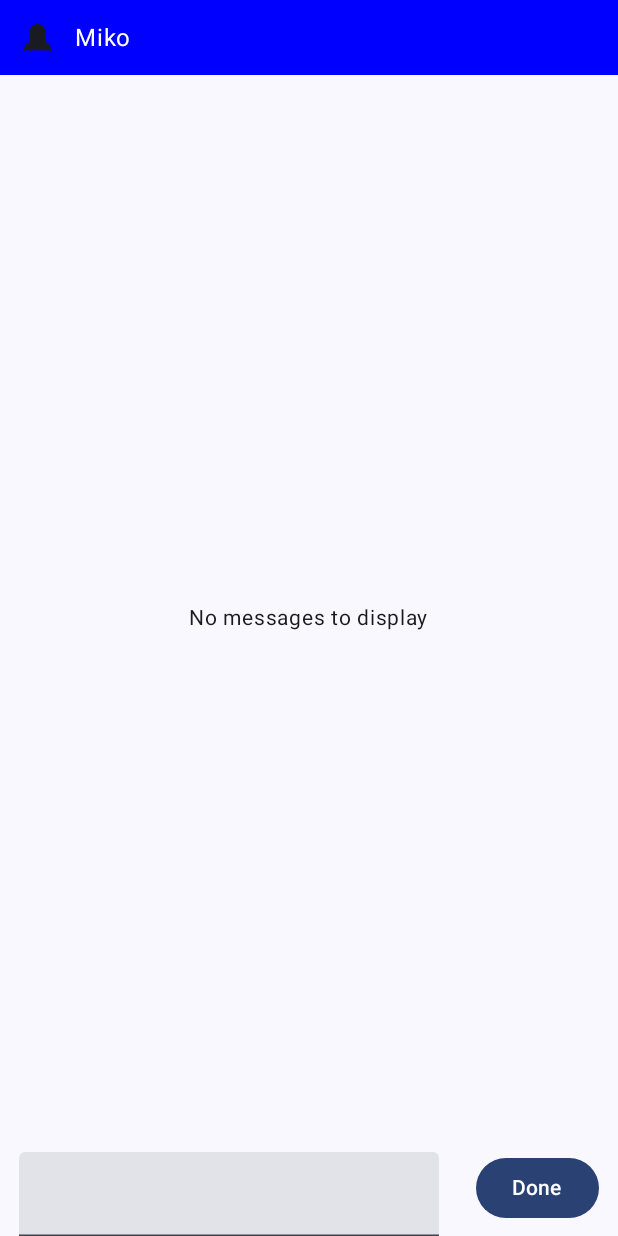
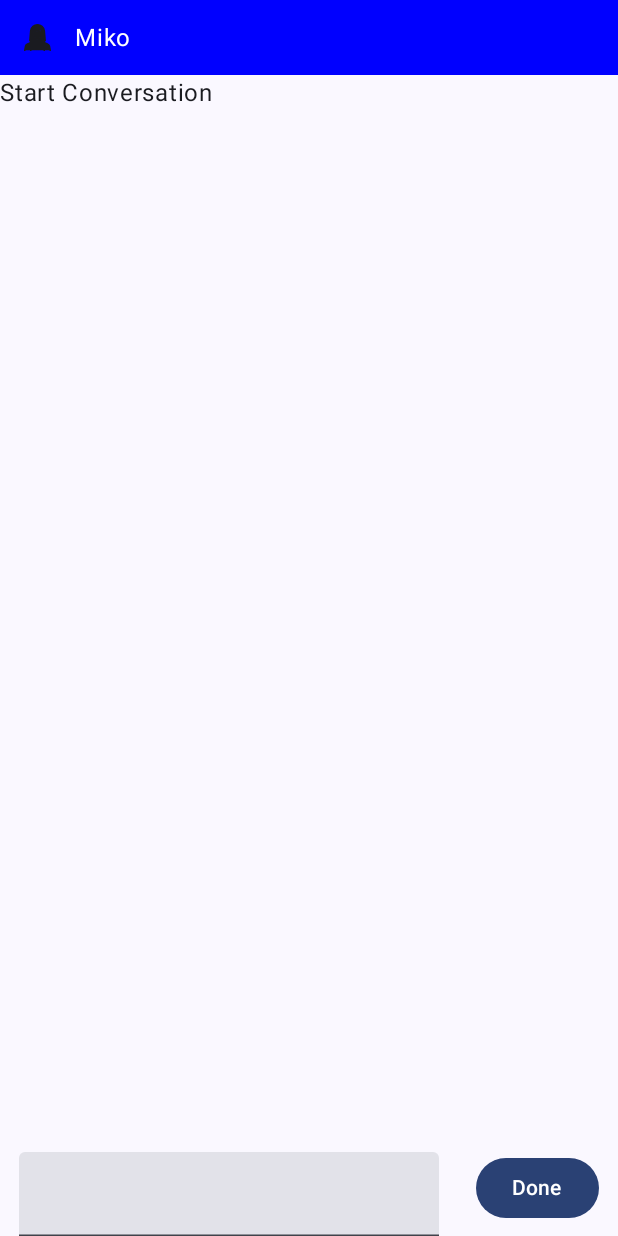
Before and after one commit to joselopez1005/Miko, an Android app built with Jetpack Compose: the screen it shows after launch (MainActivity), after a tap on "Done", on a phone screen of 412 x 824 dp. Run offline under Robolectric (Android 15) with nearby library versions, the phone set to English and light mode, and no system bars; our stand-ins replace Dagger/Hilt's generated code.

Commit message:
Added a new sealed event class for easier user interaction handling. Also improved UI.

```diff
--- a/app/src/main/AndroidManifest.xml
+++ b/app/src/main/AndroidManifest.xml
@@ -19,6 +19,7 @@
             android:name=".presentation.MainActivity"
             android:exported="true"
             android:label="@string/app_name"
+            android:windowSoftInputMode="stateAlwaysVisible|adjustResize"
             android:theme="@style/Theme.Miko" >
             <intent-filter>
                 <action android:name="android.intent.action.MAIN" />
--- a/app/src/main/java/com/example/miko/di/AppModule.kt
+++ b/app/src/main/java/com/example/miko/di/AppModule.kt
@@ -10,6 +10,7 @@ import okhttp3.logging.HttpLoggingInterceptor
 import retrofit2.Retrofit
 import retrofit2.converter.moshi.MoshiConverterFactory
 import retrofit2.create
+import java.util.concurrent.TimeUnit
 import javax.inject.Singleton
 
 @Module
@@ -20,10 +21,17 @@ object AppModule {
     @Provides
     @Singleton
     fun provideOpenApi(): OpenApi {
+        val okHttpClient = OkHttpClient.Builder().apply {
+            addInterceptor(HttpLoggingInterceptor().setLevel(HttpLoggingInterceptor.Level.BODY))
+            connectTimeout(60, TimeUnit.SECONDS)
+            writeTimeout(60, TimeUnit.SECONDS)
+            readTimeout(60, TimeUnit.SECONDS)
+        }.build()
+
         return Retrofit.Builder()
             .baseUrl(BASE_URL)
             .addConverterFactory(MoshiConverterFactory.create())
-            .client(OkHttpClient.Builder().addInterceptor(HttpLoggingInterceptor().setLevel(HttpLoggingInterceptor.Level.BODY)).build())
+            .client(okHttpClient)
             .build()
             .create()
     }
--- a/app/src/main/java/com/example/miko/presentation/MainActivity.kt
+++ b/app/src/main/java/com/example/miko/presentation/MainActivity.kt
@@ -22,7 +22,6 @@ class MainActivity : ComponentActivity() {
     private val viewModel: ChatViewModel by viewModels()
     override fun onCreate(savedInstanceState: Bundle?) {
         super.onCreate(savedInstanceState)
-        viewModel.sendMessage("test")
         setContent {
             MikoTheme {
                 Surface(
--- a/app/src/main/java/com/example/miko/presentation/ui/chat_screen/ChatScreen.kt
+++ b/app/src/main/java/com/example/miko/presentation/ui/chat_screen/ChatScreen.kt
@@ -3,11 +3,13 @@ package com.example.miko.presentation.ui.chat_screen
 import androidx.compose.foundation.background
 import androidx.compose.foundation.layout.Arrangement
 import androidx.compose.foundation.layout.Box
+import androidx.compose.foundation.layout.Column
 import androidx.compose.foundation.layout.Row
 import androidx.compose.foundation.layout.fillMaxSize
 import androidx.compose.foundation.layout.fillMaxWidth
 import androidx.compose.foundation.layout.padding
 import androidx.compose.foundation.layout.size
+import androidx.compose.foundation.lazy.LazyColumn
 import androidx.compose.foundation.shape.CircleShape
 import androidx.compose.material3.Button
 import androidx.compose.material3.ExperimentalMaterial3Api
@@ -25,11 +27,13 @@ import androidx.compose.ui.draw.clip
 import androidx.compose.ui.graphics.Color
 import androidx.compose.ui.res.painterResource
 import androidx.compose.ui.text.input.TextFieldValue
+import androidx.compose.ui.text.style.TextAlign
 import androidx.compose.ui.tooling.preview.Preview
 import androidx.compose.ui.unit.dp
 import androidx.compose.ui.unit.sp
 import androidx.hilt.navigation.compose.hiltViewModel
 import com.example.miko.R
+import com.example.miko.data.repository.USER
 import com.example.miko.domain.chat.ProfileInfo
 import com.example.miko.presentation.ui.theme.MikoTheme
 
@@ -38,17 +42,17 @@ import com.example.miko.presentation.ui.theme.MikoTheme
 fun ChatScreen(
     viewModel: ChatViewModel = hiltViewModel()
 ) {
-    ChatScreenContent(state = viewModel.state.collectAsState().value, onButtonPressed = viewModel::sendMessage)
+    ChatScreenContent(state = viewModel.state.collectAsState().value, onButtonPressed = viewModel::onEvent)
 }
 
 @ExperimentalMaterial3Api
 @Composable
 fun ChatScreenContent(
     state: ChatScreenStates,
-    onButtonPressed: (String) -> Unit
+    onButtonPressed: (ChatScreenEvents) -> Unit
 ) {
     val textState = remember { mutableStateOf(TextFieldValue()) }
-    Box(
+    Column(
         modifier = Modifier
             .fillMaxSize()
             .background(MaterialTheme.colorScheme.background),
@@ -56,15 +60,14 @@ fun ChatScreenContent(
         TopBar(
             state = state,
             modifier = Modifier
-                .align(Alignment.TopStart)
                 .fillMaxWidth()
                 .background(Color.Blue)
         )
-        Text(
-            text = if (state.isLoading) "Loading..." else state.completions?.messages?.get(0)?.content ?: "No messages to display",
-            fontSize = 14.sp,
-            modifier = Modifier.align(Alignment.Center)
-        )
+
+        Box(modifier = Modifier.fillMaxSize()) {
+            ChatMessageSection(state = state, modifier = Modifier
+                .align(Alignment.Center)
+                .fillMaxWidth())
 
             Row(
                 modifier = Modifier
@@ -77,9 +80,33 @@ fun ChatScreenContent(
                     onValueChange = {textState.value = it}
                 )
 
-            Button(onClick = {onButtonPressed(textState.value.text)} ) {
+                Button(onClick = {onButtonPressed(ChatScreenEvents.onSendMessage(textState.value.text))} ) {
                     Text(text = "Done")
                 }
+            }
+        }
+    }
+}
+
+@Composable
+fun ChatMessageSection(
+    state: ChatScreenStates,
+    modifier: Modifier = Modifier
+) {
+    Column(modifier = modifier) {
+        LazyColumn(modifier = Modifier.fillMaxWidth().weight(1f)){
+            items(state.chatLogs.size) {
+                Box(modifier = Modifier.fillMaxWidth()) {
+                    if (state.chatLogs[it].role == USER) {
+                        Text(text = state.chatLogs[it].content, color = Color.Red, modifier = Modifier.align(Alignment.CenterEnd))
+                    } else {
+                        Text(text = state.chatLogs[it].content)
+                    }
+                }
+            }
+        }
+        if (state.isLoading) {
+            Text(text = "Loading")
         }
     }
 }
--- /dev/null
+++ b/app/src/main/java/com/example/miko/presentation/ui/chat_screen/ChatScreenEvents.kt
@@ -0,0 +1,5 @@
+package com.example.miko.presentation.ui.chat_screen
+
+sealed class ChatScreenEvents {
+    data class onSendMessage(val message: String): ChatScreenEvents()
+}
--- a/app/src/main/java/com/example/miko/presentation/ui/chat_screen/ChatScreenStates.kt
+++ b/app/src/main/java/com/example/miko/presentation/ui/chat_screen/ChatScreenStates.kt
@@ -2,6 +2,7 @@ package com.example.miko.presentation.ui.chat_screen
 
 import com.example.miko.R
 import com.example.miko.domain.chat.Completions
+import com.example.miko.domain.chat.Message
 import com.example.miko.domain.chat.ProfileInfo
 import java.io.Serializable
 
@@ -9,5 +10,7 @@ data class ChatScreenStates (
     val completions: Completions? = null,
     val isLoading: Boolean = false,
     val error: String? = null,
-    val chatProfile: ProfileInfo = ProfileInfo("Miko", R.drawable.person_girl)
-) : Serializable
+    val chatProfile: ProfileInfo = ProfileInfo("Miko", R.drawable.person_girl),
+    val chatLogs: MutableList<Message> = mutableListOf(Message("Me", "Start Conversation")),
+
+    ) : Serializable
--- a/app/src/main/java/com/example/miko/presentation/ui/chat_screen/ChatViewModel.kt
+++ b/app/src/main/java/com/example/miko/presentation/ui/chat_screen/ChatViewModel.kt
@@ -3,6 +3,7 @@ package com.example.miko.presentation.ui.chat_screen
 import androidx.lifecycle.SavedStateHandle
 import androidx.lifecycle.ViewModel
 import androidx.lifecycle.viewModelScope
+import com.example.miko.domain.chat.Message
 import com.example.miko.domain.repository.ChatRepository
 import com.example.miko.domain.util.Resource
 import dagger.hilt.android.lifecycle.HiltViewModel
@@ -17,20 +18,26 @@ class ChatViewModel @Inject constructor(
 
     val state = savedStateHandle.getStateFlow(STATE, ChatScreenStates())
 
-    init {
-        sendMessage("Test")
+    fun onEvent(event: ChatScreenEvents) {
+        when(event) {
+            is ChatScreenEvents.onSendMessage -> {
+                state.value.chatLogs.add(Message(USER, event.message))
+                sendMessage(event.message)
+            }
+        }
     }
 
-    fun sendMessage(message: String?) {
+    fun sendMessage(message: String) {
         viewModelScope.launch {
-            savedStateHandle[STATE] = ChatScreenStates(completions = null, isLoading = true)
+            savedStateHandle[STATE] = state.value.copy(completions = null, isLoading = true)
 
             when (val result = chatRepository.sendMessageData(content = message ?: "")) {
                 is Resource.Success -> {
-                    savedStateHandle[STATE] = ChatScreenStates(completions = result.data, isLoading = false)
+                    savedStateHandle[STATE] = state.value.copy(completions = result.data, isLoading = false)
+                    state.value.chatLogs.add(Message(result.data!!.messages.first().role, result.data.messages.first().content))
                 }
                 is Resource.Error -> {
-                    savedStateHandle[STATE] = ChatScreenStates(completions = null, isLoading = false, error = result.message)
+                    savedStateHandle[STATE] = state.value.copy(completions = null, isLoading = false, error = result.message)
                 }
             }
         }
@@ -39,5 +46,7 @@ class ChatViewModel @Inject constructor(
 
     companion object {
         private const val STATE = "STATE"
+        const val USER = "user"
+        const val ASSISTANT = "assistant"
     }
 }
```
Lines whose indentation alone changed are shown as unchanged.
